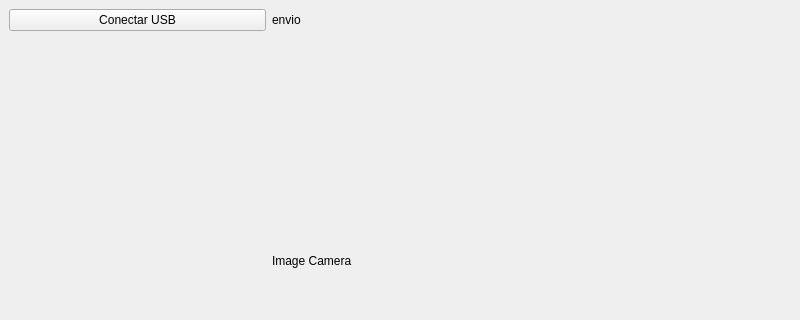
Before: the Qt Designer form interfaz_qt.ui in lokoi2c/embebidos, drawn with Qt 5; both pictures show x 0 to 800 and y 0 to 320 of the 800 by 600 pixel window.
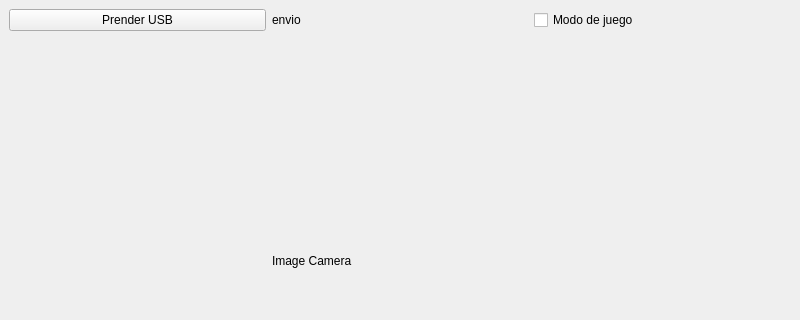
After: the same form once the commit is applied.

The edit to the form file:
```diff
--- a/interfaz_qt.ui
+++ b/interfaz_qt.ui
@@ -72,7 +72,14 @@
       <item row="0" column="0">
        <widget class="QPushButton" name="ADusb">
         <property name="text">
-         <string>Conectar USB</string>
+         <string>Prender USB</string>
+        </property>
+       </widget>
+      </item>
+      <item row="0" column="2">
+       <widget class="QCheckBox" name="modo">
+        <property name="text">
+         <string>Modo de juego</string>
         </property>
        </widget>
       </item>
```
